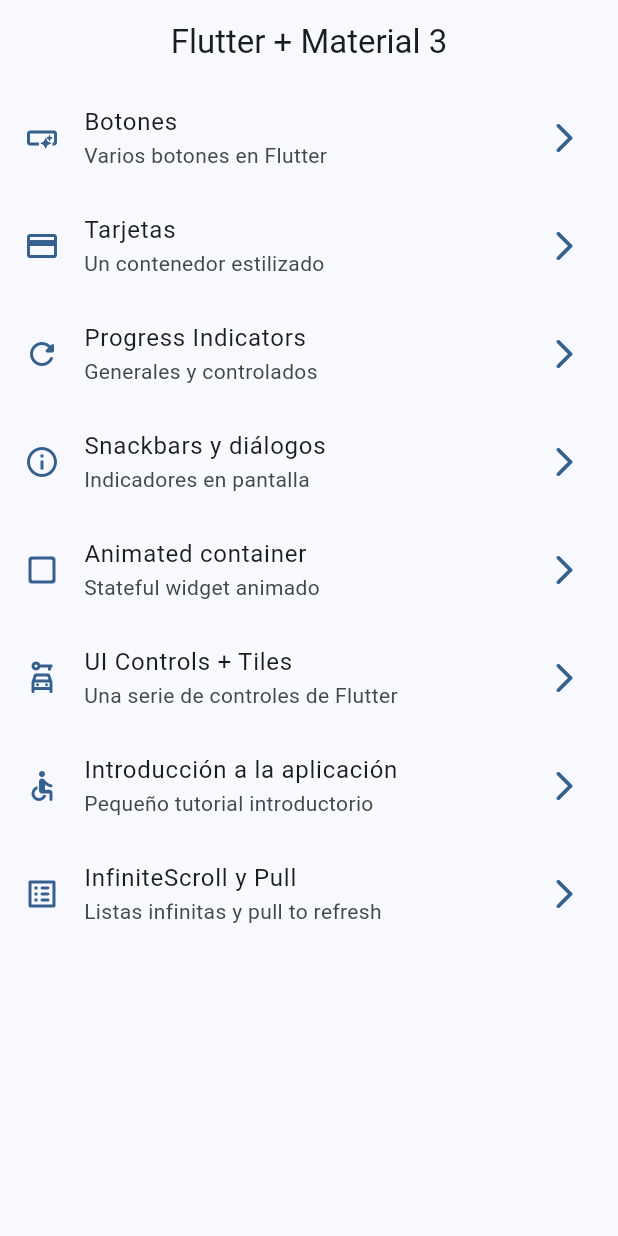
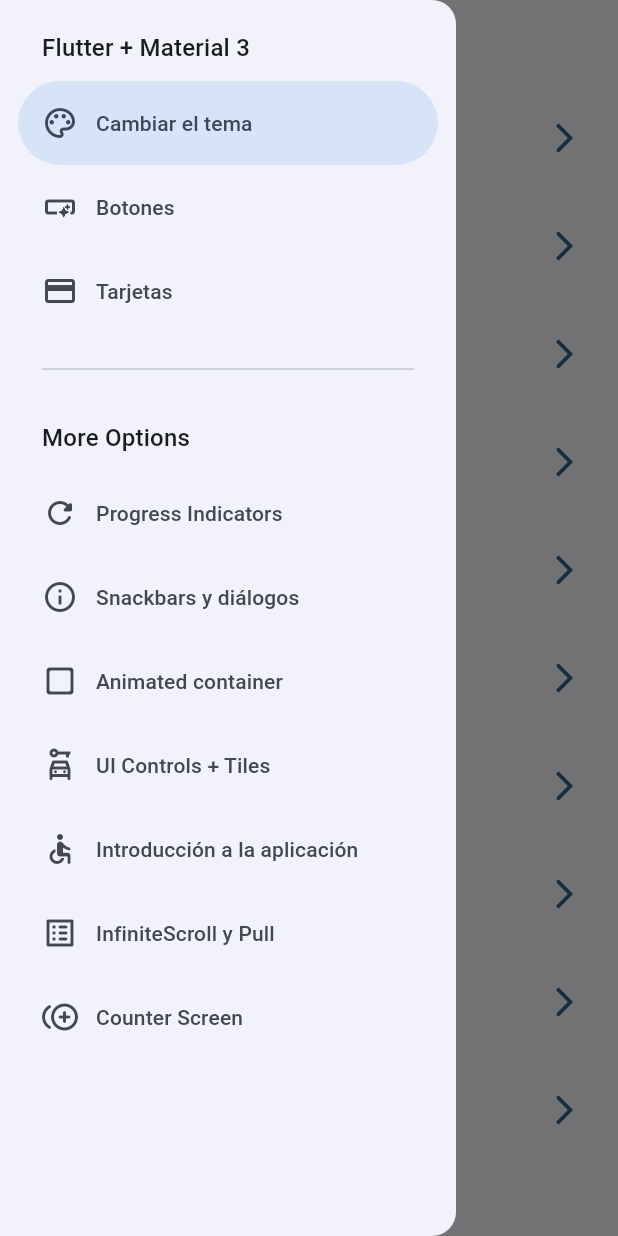
Before and after one commit to manuelduarte077/widgets_app, a Flutter app: the screen it shows after launch, with the side drawer open (before the commit the screen has no drawer), on a phone screen of 412 x 824 dp. Run offline on Flutter 3.47's test engine with Material 2 defaults, Android fonts, the phone set to English and light mode, and no system bars; our stand-ins replace animate_do, flutter_riverpod, go_router.

Commit message:
feat: change app colors using riverpod (#3)
* navigation menu drawer

* change app colors using riverpod

* docs: update readme

```diff
--- a/lib/app/app.dart
+++ b/lib/app/app.dart
@@ -1,15 +1,19 @@
 import 'package:flutter/material.dart';
+import 'package:flutter_riverpod/flutter_riverpod.dart';
 import 'package:widgets_app/config/router/app_router.dart';
 import 'package:widgets_app/config/theme/app_theme.dart';
+import 'package:widgets_app/presentation/providers/theme_provider.dart';
 
-class MainApp extends StatelessWidget {
+class MainApp extends ConsumerWidget {
   const MainApp({super.key});
 
   @override
-  Widget build(BuildContext context) {
+  Widget build(BuildContext context, WidgetRef ref) {
+    final AppTheme appTheme = ref.watch(themeNotifierProvider);
+
     return MaterialApp.router(
       routerConfig: appRouter,
-      theme: AppTheme().getTheme(),
+      theme: appTheme.getTheme(),
     );
   }
 }
--- a/lib/config/menu/menu_items.dart
+++ b/lib/config/menu/menu_items.dart
@@ -15,6 +15,12 @@ class MenuItem {
 }
 
 const appMenuItems = <MenuItem>[
+  MenuItem(
+    title: 'Cambiar el tema',
+    subTitle: 'Cambiar el tema de la aplicación',
+    link: '/theme-changer',
+    icon: Icons.color_lens_outlined,
+  ),
   MenuItem(
       title: 'Botones',
       subTitle: 'Varios botones en Flutter',
@@ -55,4 +61,10 @@ const appMenuItems = <MenuItem>[
       subTitle: 'Listas infinitas y pull to refresh',
       link: '/infinite',
       icon: Icons.list_alt_rounded),
+  MenuItem(
+    title: 'Counter Screen',
+    subTitle: 'Un contador con Riverpod',
+    link: '/counter',
+    icon: Icons.control_point_duplicate_rounded,
+  ),
 ];
--- a/lib/config/router/app_router.dart
+++ b/lib/config/router/app_router.dart
@@ -1,5 +1,7 @@
 import 'package:go_router/go_router.dart';
+import 'package:widgets_app/presentation/screens/counter/counter_screen.dart';
 import 'package:widgets_app/presentation/screens/screens.dart';
+import 'package:widgets_app/presentation/screens/theme_changer/theme_changer_screen.dart';
 
 /// GoRouter configuration
 final appRouter = GoRouter(
@@ -50,5 +52,15 @@ final appRouter = GoRouter(
       name: InfiniteScrollScreen.name,
       builder: (context, state) => const InfiniteScrollScreen(),
     ),
+    GoRoute(
+      path: '/counter',
+      name: CounterScreen.name,
+      builder: (context, state) => const CounterScreen(),
+    ),
+    GoRoute(
+      path: '/theme-changer',
+      name: ThemeChangerScreen.name,
+      builder: (context, state) => const ThemeChangerScreen(),
+    ),
   ],
 );
--- a/lib/config/theme/app_theme.dart
+++ b/lib/config/theme/app_theme.dart
@@ -13,18 +13,25 @@ const colorList = <Color>[
 ];
 
 class AppTheme {
-  AppTheme({this.selectedColor = 0})
+  final bool isDarkmode;
+  final int selectedColor;
+
+  AppTheme({this.selectedColor = 0, this.isDarkmode = false})
       : assert(selectedColor >= 0, 'Selected color must be greater then 0'),
         assert(
           selectedColor < colorList.length,
           'Selected color must be less or equal than ${colorList.length - 1}',
         );
 
-  final int selectedColor;
-
   ThemeData getTheme() => ThemeData(
         useMaterial3: true,
+        brightness: isDarkmode ? Brightness.dark : Brightness.light,
         colorSchemeSeed: colorList[selectedColor],
-        appBarTheme: const AppBarTheme(centerTitle: true),
+        appBarTheme: const AppBarTheme(centerTitle: false),
+      );
+
+  AppTheme copyWith({int? selectedColor, bool? isDarkmode}) => AppTheme(
+        selectedColor: selectedColor ?? this.selectedColor,
+        isDarkmode: isDarkmode ?? this.isDarkmode,
       );
 }
--- /dev/null
+++ b/lib/presentation/providers/counter_provider.dart
@@ -0,0 +1,3 @@
+import 'package:flutter_riverpod/flutter_riverpod.dart';
+
+final counterProvider = StateProvider((ref) => 5);
--- a/lib/presentation/screens/home/home_screen.dart
+++ b/lib/presentation/screens/home/home_screen.dart
@@ -1,6 +1,7 @@
 import 'package:flutter/material.dart';
 import 'package:go_router/go_router.dart';
 import 'package:widgets_app/config/menu/menu_items.dart';
+import 'package:widgets_app/presentation/widgets/side_menu.dart';
 
 class HomeScreen extends StatelessWidget {
   const HomeScreen({super.key});
@@ -8,11 +9,17 @@ class HomeScreen extends StatelessWidget {
 
   @override
   Widget build(BuildContext context) {
+    final scaffoldKey = GlobalKey<ScaffoldState>();
+
     return Scaffold(
+      key: scaffoldKey,
       appBar: AppBar(
         title: const Text('Flutter + Material 3'),
       ),
       body: const _HomeView(),
+      drawer: SideMenu(
+        scaffoldKey: scaffoldKey,
+      ),
     );
   }
 }
--- /dev/null
+++ b/lib/presentation/widgets/side_menu.dart
@@ -0,0 +1,69 @@
+import 'package:flutter/material.dart';
+import 'package:go_router/go_router.dart';
+import 'package:widgets_app/config/menu/menu_items.dart';
+
+class SideMenu extends StatefulWidget {
+  final GlobalKey<ScaffoldState> scaffoldKey;
+
+  const SideMenu({
+    super.key,
+    required this.scaffoldKey,
+  });
+
+  @override
+  State<SideMenu> createState() => _SideMenuState();
+}
+
+class _SideMenuState extends State<SideMenu> {
+  int navDrawerIndex = 0;
+
+  @override
+  Widget build(BuildContext context) {
+    final hasNotch = MediaQuery.of(context).viewPadding.top > 30;
+
+    return NavigationDrawer(
+      selectedIndex: navDrawerIndex,
+      onDestinationSelected: (value) {
+        setState(() {
+          navDrawerIndex = value;
+        });
+
+        final menuItem = appMenuItems[value];
+        context.push(menuItem.link);
+        widget.scaffoldKey.currentState?.closeDrawer();
+      },
+      children: [
+        Padding(
+          padding: EdgeInsets.fromLTRB(28, hasNotch ? 0 : 20, 16, 10),
+          child: Text(
+            'Flutter + Material 3',
+            style: Theme.of(context).textTheme.titleMedium,
+          ),
+        ),
+        ...appMenuItems.sublist(0, 3).map(
+              (menuItem) => NavigationDrawerDestination(
+                icon: Icon(menuItem.icon),
+                label: Text(menuItem.title),
+              ),
+            ),
+        const Padding(
+          padding: EdgeInsets.fromLTRB(28, 16, 28, 10),
+          child: Divider(),
+        ),
+        Padding(
+          padding: const EdgeInsets.fromLTRB(28, 16, 28, 10),
+          child: Text(
+            'More Options',
+            style: Theme.of(context).textTheme.titleMedium,
+          ),
+        ),
+        ...appMenuItems.sublist(3).map(
+              (menuItem) => NavigationDrawerDestination(
+                icon: Icon(menuItem.icon),
+                label: Text(menuItem.title),
+              ),
+            ),
+      ],
+    );
+  }
+}
--- a/pubspec.yaml
+++ b/pubspec.yaml
@@ -10,6 +10,7 @@ dependencies:
   animate_do: ^3.0.2
   flutter:
     sdk: flutter
+  flutter_riverpod: ^2.3.2
   go_router: ^6.5.0
 
 dev_dependencies:
```
Also changed, not shown: lib/main.dart (+7 -1 lines), lib/presentation/providers/theme_provider.dart (added, +29 -0 lines), lib/presentation/screens/counter/counter_screen.dart (added, +43 -0 lines), lib/presentation/screens/progress/progress_screen.dart (+14 -14 lines), lib/presentation/screens/theme_changer/theme_changer_screen.dart (added, +59 -0 lines), pubspec.lock, 1 other file.
